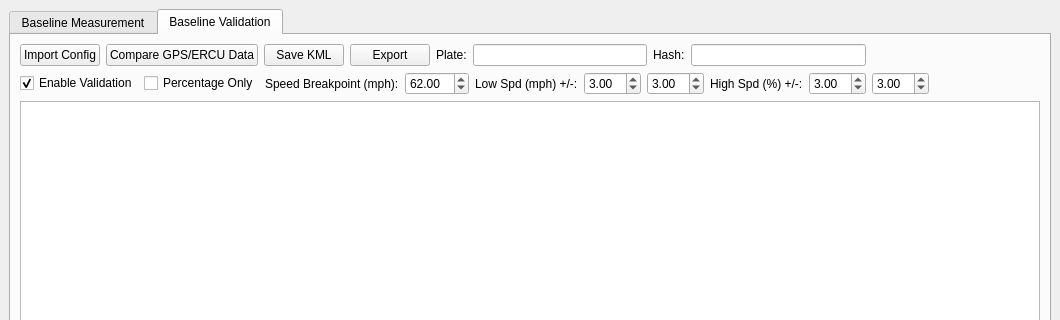
Old version of the form ui/neology_average_speed.ui in the repository dyarrow/AverageSpeed; both pictures show x 0 to 1060 and y 0 to 320 of the 1060 by 655 pixel window.
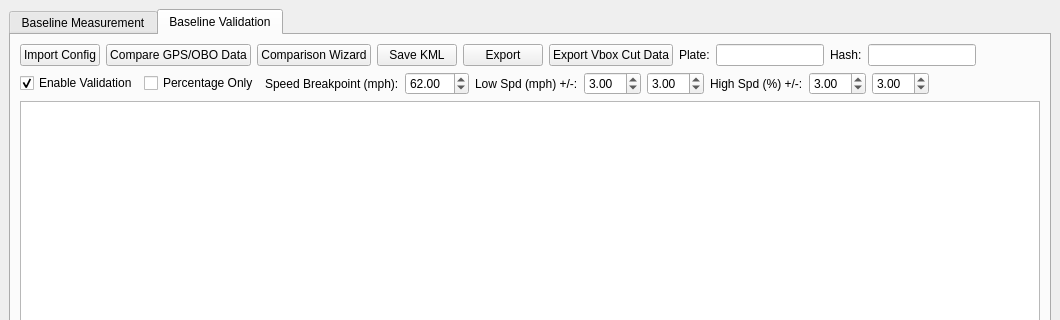
New version of the form.

Commit message: Added comparison wizard

Diff of the .ui file:
```diff
--- a/ui/neology_average_speed.ui
+++ b/ui/neology_average_speed.ui
@@ -128,7 +128,14 @@
           <item>
            <widget class="QPushButton" name="btn_file_check">
             <property name="text">
-             <string>Compare GPS/ERCU Data</string>
+             <string>Compare GPS/OBO Data</string>
+            </property>
+           </widget>
+          </item>
+          <item>
+           <widget class="QPushButton" name="btn_wizard">
+            <property name="text">
+             <string>Comparison Wizard</string>
             </property>
            </widget>
           </item>
@@ -146,6 +153,13 @@
             </property>
            </widget>
           </item>
+          <item>
+           <widget class="QPushButton" name="btn_export_vbox_cut">
+            <property name="text">
+             <string>Export Vbox Cut Data</string>
+            </property>
+           </widget>
+          </item>
           <item>
            <widget class="QLabel" name="label">
             <property name="text">
```
The commit also changes 4 other files.
